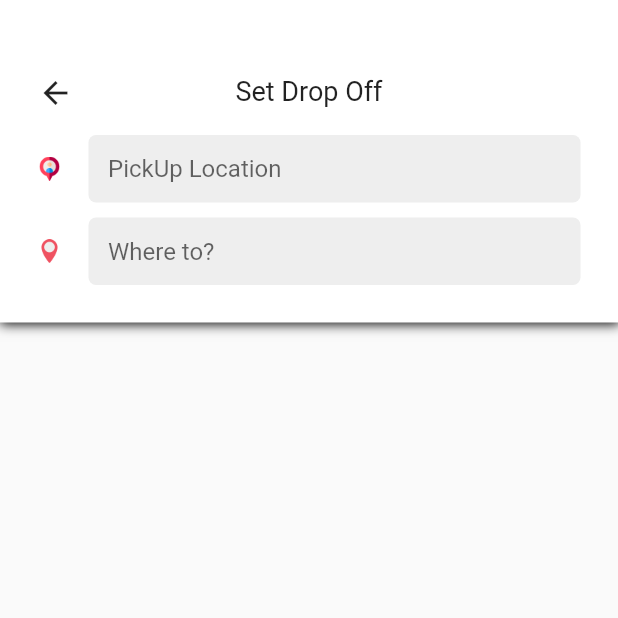
After one commit to omar6260/taxi-app, a Flutter app: the SearchScreen screen opened directly, on a phone screen of 412 x 824 dp, the top half of it. The commit adds this screen. Run offline on Flutter 3.47's test engine with Material 2 defaults, Android fonts, the phone set to English and light mode, and no system bars; our stand-ins replace animated_text_kit, avatar_glow, cloud_firestore, firebase_auth, firebase_core, fluttertoast and 1 more; missing offline and left inert: flutter_onboard, flutter_polyline_points; accounts and stored records are empty; Roboto replaces fonts that are missing (Brand Bold).

Commit message:
add to search screen

```diff
--- /dev/null
+++ b/lib/Screen/searchScreen.dart
@@ -0,0 +1,243 @@
+import 'package:flutter/material.dart';
+import 'package:flutter/services.dart';
+
+import '../model/key.dart';
+import '../model/placePredictions.dart';
+import '../model/requestAssistant.dart';
+
+class SearchScreen extends StatefulWidget {
+  const SearchScreen({Key? key}) : super(key: key);
+
+  @override
+  _SearchScreenState createState() => _SearchScreenState();
+}
+
+class _SearchScreenState extends State<SearchScreen> {
+  TextEditingController pickUpTextEditingController = TextEditingController();
+  TextEditingController dropOffTextEditingController = TextEditingController();
+  List<PlacePredictions> placePredictionList = [];
+
+  void findPlace(String placeName) async {
+    if (placeName.length > 1) {
+      String autoCompleteUrl =
+          "https://maps.googleapis.com/maps/api/place/autocomplete/json?input=$placeName&key=$keymap";
+
+      var res = await RequestAssistant.getRequest(autoCompleteUrl);
+
+      print(res["status"]);
+
+      if (res["status"] == "Ok") {
+        print("3333333333333333333333333333333333");
+        var predictions = res["predictions"];
+
+        var placesList = (predictions as List)
+            .map((e) => PlacePredictions.fromJson(e))
+            .toList();
+
+        setState(() {
+          placePredictionList = placesList;
+        });
+      }
+    }
+  }
+
+  @override
+  Widget build(BuildContext context) {
+    return Scaffold(
+      body: Column(
+        children: [
+          Container(
+            height: 215.0,
+            decoration: BoxDecoration(color: Colors.white, boxShadow: [
+              BoxShadow(
+                  color: Colors.black,
+                  blurRadius: 6.0,
+                  spreadRadius: 0.5,
+                  offset: Offset(0.7, 0.7))
+            ]),
+            child: Padding(
+              padding: EdgeInsets.all(25),
+              child: Column(
+                children: [
+                  SizedBox(
+                    height: 25.0,
+                  ),
+                  Stack(
+                    children: [
+                      GestureDetector(
+                        onTap: () => Navigator.pop(context),
+                        child: Icon(Icons.arrow_back),
+                      ),
+                      Center(
+                        child: Text(
+                          "Set Drop Off",
+                          style: TextStyle(
+                              fontSize: 18.0, fontFamily: "Brand Bold"),
+                        ),
+                      )
+                    ],
+                  ),
+                  SizedBox(
+                    height: 16.0,
+                  ),
+                  Row(
+                    children: [
+                      Image.asset(
+                        "assets/pickicon.png",
+                        height: 16.0,
+                        width: 16.0,
+                      ),
+                      SizedBox(
+                        width: 18.0,
+                      ),
+                      Expanded(
+                        child: Container(
+                          decoration: BoxDecoration(
+                            color: Colors.grey[200],
+                            borderRadius: BorderRadius.circular(5.0),
+                          ),
+                          child: Padding(
+                            padding: EdgeInsets.all(3.0),
+                            child: TextField(
+                              controller: pickUpTextEditingController,
+                              decoration: InputDecoration(
+                                hintText: "PickUp Location",
+                                fillColor: Colors.grey[200],
+                                filled: true,
+                                border: InputBorder.none,
+                                isDense: true,
+                                contentPadding: EdgeInsets.all(10),
+                              ),
+                            ),
+                          ),
+                        ),
+                      ),
+                    ],
+                  ),
+                  SizedBox(
+                    height: 10.0,
+                  ),
+                  Row(
+                    children: [
+                      Image.asset(
+                        "assets/desticon.png",
+                        height: 16.0,
+                        width: 16.0,
+                      ),
+                      SizedBox(
+                        width: 18.0,
+                      ),
+                      Expanded(
+                        child: Container(
+                          decoration: BoxDecoration(
+                            color: Colors.grey[200],
+                            borderRadius: BorderRadius.circular(5.0),
+                          ),
+                          child: Padding(
+                            padding: EdgeInsets.all(3.0),
+                            child: TextField(
+                              onChanged: (val) {
+                                findPlace(val);
+                              },
+                              controller: dropOffTextEditingController,
+                              decoration: InputDecoration(
+                                hintText: "Where to?",
+                                fillColor: Colors.grey[200],
+                                filled: true,
+                                border: InputBorder.none,
+                                isDense: true,
+                                contentPadding: EdgeInsets.all(10),
+                              ),
+                            ),
+                          ),
+                        ),
+                      ),
+                    ],
+                  ),
+                ],
+              ),
+            ),
+          ),
+          SizedBox(
+            height: 10,
+          ),
+          (placePredictionList.length > 0)
+              ? Expanded(
+                  child: Padding(
+                    padding: const EdgeInsets.symmetric(
+                        vertical: 8.0, horizontal: 16),
+                    child: ListView.separated(
+                      padding: EdgeInsets.all(0),
+                      itemBuilder: (context, index) {
+                        return PredictionTile(
+                            placePredictions: placePredictionList[index]);
+                      },
+                      separatorBuilder: (BuildContext context, int index) =>
+                          Divider(),
+                      itemCount: placePredictionList.length,
+                      shrinkWrap: true,
+                      physics: ClampingScrollPhysics(),
+                    ),
+                  ),
+                )
+              : Container(),
+        ],
+      ),
+    );
+  }
+}
+
+class PredictionTile extends StatelessWidget {
+  final PlacePredictions placePredictions;
+
+  const PredictionTile({Key? key, required this.placePredictions})
+      : super(key: key);
+  @override
+  Widget build(BuildContext context) {
+    return FlatButton(
+        onPressed: () {},
+        child: Container(
+          child: Column(
+            children: [
+              SizedBox(
+                width: 10,
+              ),
+              Row(
+                children: [
+                  Icon(Icons.add_location),
+                  SizedBox(
+                    width: 14,
+                  ),
+                  Expanded(
+                    child: Column(
+                      crossAxisAlignment: CrossAxisAlignment.start,
+                      children: [
+                        SizedBox(
+                          height: 8,
+                        ),
+                        Text(
+                          placePredictions.main_text!,
+                          overflow: TextOverflow.ellipsis,
+                          style: TextStyle(fontSize: 16),
+                        ),
+                        SizedBox(
+                          height: 2,
+                        ),
+                        Text(
+                          placePredictions.secondary_text!,
+                          overflow: TextOverflow.ellipsis,
+                          style: TextStyle(fontSize: 16),
+                        ),
+                        SizedBox(
+                          height: 8,
+                        ),
+                      ],
+                    ),
+                  )
+                ],
+              )
+            ],
+          ),
+        ));
+  }
+}
--- /dev/null
+++ b/lib/model/key.dart
@@ -0,0 +1 @@
+String keymap = "AIzaSyBMlHqNH_EnhLrsWCPsNRK4bV1_tmIVeWM";
--- /dev/null
+++ b/lib/model/placePredictions.dart
@@ -0,0 +1,15 @@
+// ignore_for_file: non_constant_identifier_names
+
+class PlacePredictions {
+  String? secondary_text;
+  String? main_text;
+  String? place_id;
+
+  PlacePredictions({this.secondary_text, this.main_text, this.place_id});
+
+  PlacePredictions.fromJson(Map<String, dynamic> json) {
+    place_id = json["place_id"];
+    main_text = json["structured_formatting"]["main_text"];
+    secondary_text = json["structured_formatting"]["secondary_text"];
+  }
+}
--- a/lib/pages/onboarding.dart
+++ b/lib/pages/onboarding.dart
@@ -21,6 +21,7 @@ class _OnboardingPageState extends State<OnboardingPage> {
         onSkip: () {},
         // Either Provide onDone Callback or nextButton Widget to handle done state
         onDone: () {
+          //
           Navigator.pushReplacement(context,
               MaterialPageRoute(builder: (context) => const LoginScreen()));
         },
--- a/pubspec.yaml
+++ b/pubspec.yaml
@@ -44,6 +44,8 @@ dependencies:
   flutter_onboard: ^2.0.0
   flutter_polyline_points: ^1.0.0
   fluttertoast: ^8.0.9
+  geolocator: ^7.0.1
+
 
 dev_dependencies:
   flutter_test:
```
Also changed, not shown: lib/model/requestAssistant.dart (added, +26 -0 lines), lib/service/google_map.dart (+257 -1 lines), assets/desticon.png (added), assets/pickicon.png (added), assets/user_icon copy.png (added), pubspec.lock, 1 other file.
